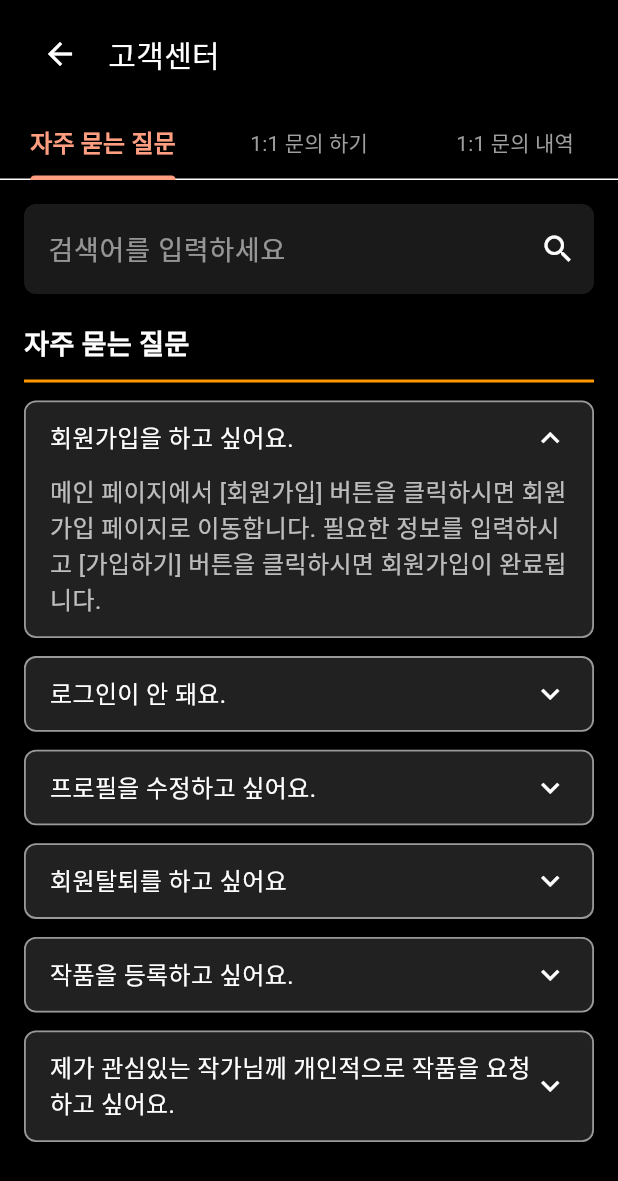
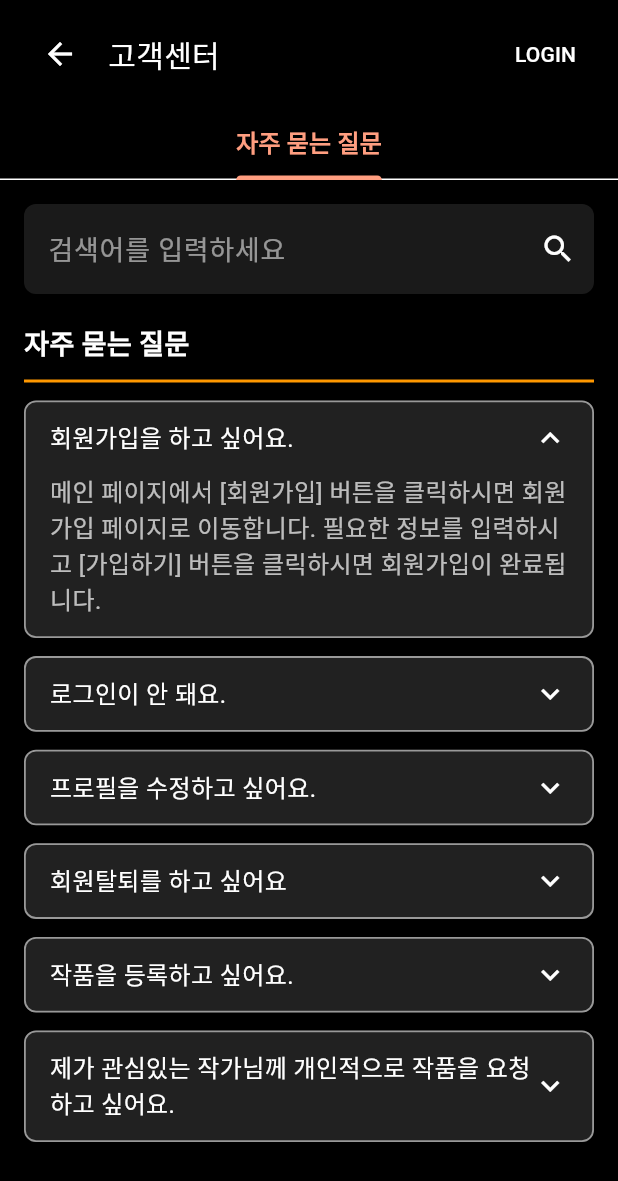
Before and after one commit to itstudyproject/ourlog_flutter, a Flutter app: the CustomerCenterScreen screen opened by its route, after a tap on "회원가입을 하고 싶어요.", on a phone screen of 412 x 824 dp. Shown: the top 1181 px of the screen. Run offline on Flutter 3.47's test engine with Material 3 defaults, Android fonts, the light colour scheme and no system bars; our stand-ins replace google_sign_in, image_picker, shared_preferences; missing offline and left inert: sendbird_chat_sdk; accounts and stored records are empty; network calls fail.

Commit message:
250602 sj

```diff
--- a/lib/screens/customer/customer_center_screen.dart
+++ b/lib/screens/customer/customer_center_screen.dart
@@ -1,7 +1,10 @@
 import 'package:flutter/material.dart';
+import 'package:provider/provider.dart';
+import '../../providers/auth_provider.dart';
 import 'faq_screen.dart';
 import 'inquiry_screen.dart';
 import 'question_list_screen.dart';
+import 'answer_screen.dart'; // 관리자 답변 화면 import
 
 class CustomerCenterScreen extends StatefulWidget {
   final int initialTabIndex;
@@ -10,7 +13,7 @@ class CustomerCenterScreen extends StatefulWidget {
   const CustomerCenterScreen({
     super.key,
     this.initialTabIndex = 0,
-    required this.isAdmin, // ✅ 여기를 추가해야 오류가 사라집니다.
+    required this.isAdmin,
   });
 
   @override
@@ -18,27 +21,66 @@ class CustomerCenterScreen extends StatefulWidget {
 }
 
 class _CustomerCenterScreenState extends State<CustomerCenterScreen>
-    with SingleTickerProviderStateMixin {
-  late TabController _tabController;
+    with TickerProviderStateMixin {
+  TabController? _tabController;
+  int _currentTabsLength = 0;
+  bool _checkedAdmin = false;
 
   @override
-  void initState() {
-    super.initState();
-    _tabController = TabController(
-      length: 3,
-      vsync: this,
-      initialIndex: widget.initialTabIndex,
-    );
+  void didChangeDependencies() {
+    super.didChangeDependencies();
+    _checkAdminAndRedirect();
+  }
+
+  Future<void> _checkAdminAndRedirect() async {
+    if (_checkedAdmin) return;
+    _checkedAdmin = true;
+
+    final admin = await AuthProvider.checkIsAdmin();
+    if (admin) {
+      if (!mounted) return;
+      Navigator.of(context).pushReplacement(
+        MaterialPageRoute(builder: (_) => const AnswerScreen()),
+      );
+    }
   }
 
   @override
   void dispose() {
-    _tabController.dispose();
+    _tabController?.dispose();
     super.dispose();
   }
 
   @override
   Widget build(BuildContext context) {
+    final authProvider = Provider.of<AuthProvider>(context);
+    final isLoggedIn = authProvider.isLoggedIn;
+
+    final tabs = <Tab>[
+      const Tab(text: '자주 묻는 질문'),
+      if (isLoggedIn) const Tab(text: '1:1 문의 하기'),
+      if (isLoggedIn) const Tab(text: '1:1 문의 내역'),
+    ];
+
+    final tabViews = <Widget>[
+      const FaqScreen(),
+      if (isLoggedIn) const InquiryScreen(),
+      if (isLoggedIn) QuestionListScreen(),
+    ];
+
+    // TabController를 필요할 때만 초기화
+    if (_tabController == null || _currentTabsLength != tabs.length) {
+      _tabController?.dispose();
+      _tabController = TabController(
+        length: tabs.length,
+        vsync: this,
+        initialIndex: (widget.initialTabIndex < tabs.length)
+            ? widget.initialTabIndex
+            : 0,
+      );
+      _currentTabsLength = tabs.length;
+    }
+
     return Scaffold(
       backgroundColor: Colors.black,
       body: SafeArea(
@@ -57,11 +99,26 @@ class _CustomerCenterScreenState extends State<CustomerCenterScreen>
                   const SizedBox(width: 8),
                   const Text('고객센터',
                       style: TextStyle(color: Colors.white, fontSize: 20)),
+                  const Spacer(),
+                  TextButton(
+                    onPressed: () {
+                      if (isLoggedIn) {
+                        authProvider.logout();
+                        Navigator.of(context).pushReplacementNamed('/login');
+                      } else {
+                        Navigator.of(context).pushNamed('/login');
+                      }
+                    },
+                    child: Text(
+                      isLoggedIn ? 'LOGOUT' : 'LOGIN',
+                      style: const TextStyle(color: Colors.white),
+                    ),
+                  ),
                 ],
               ),
             ),
 
-            // 탭바
+            // 탭바 및 뷰
             Container(
               color: Colors.black,
               child: TabBar(
@@ -73,24 +130,14 @@ class _CustomerCenterScreenState extends State<CustomerCenterScreen>
                     fontSize: 16, fontWeight: FontWeight.bold),
                 unselectedLabelStyle: const TextStyle(
                     fontSize: 14, fontWeight: FontWeight.normal),
-                isScrollable: false,
-                tabs: const [
-                  Tab(text: '자주 묻는 질문'),
-                  Tab(text: '1:1 문의 하기'),
-                  Tab(text: '1:1 문의 내역'),
-                ],
+                tabs: tabs,
               ),
             ),
 
-            // 탭바 뷰
             Expanded(
               child: TabBarView(
                 controller: _tabController,
-                children: [
-                  const FaqScreen(),
-                  const InquiryScreen(),
-                  QuestionListScreen(),  // 탭 3은 항상 질문 목록
-                ],
+                children: tabViews,
               ),
             ),
           ],
```
